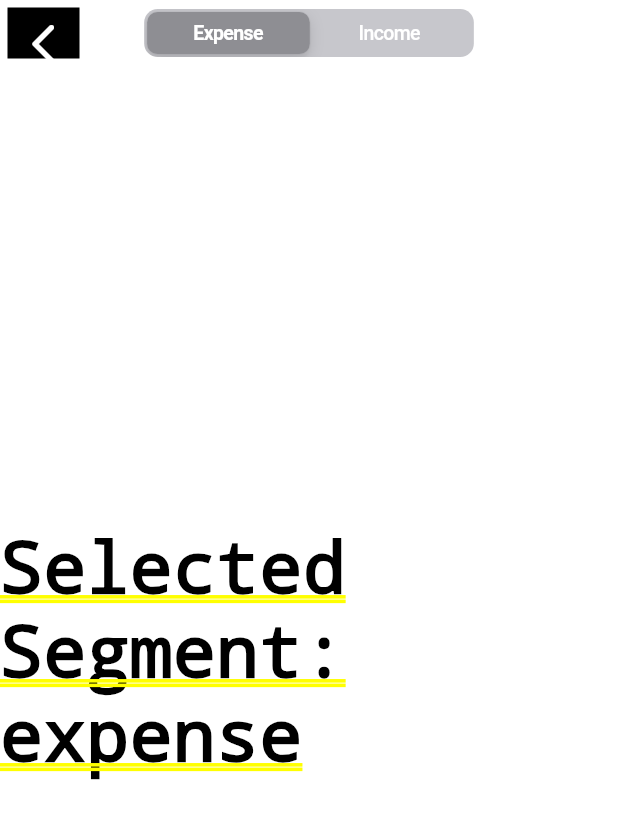
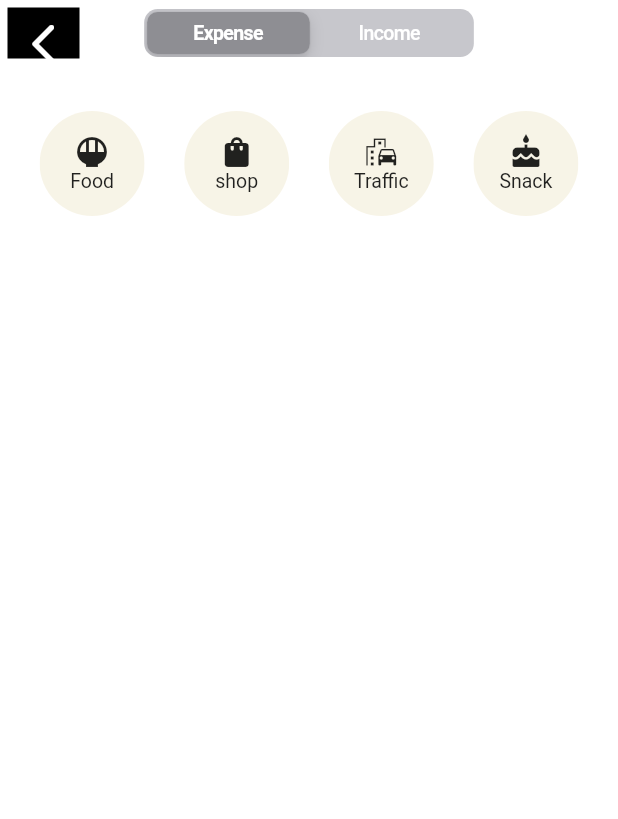
Before and after one commit to Zixuan01/CS184, a Flutter app: the AddControl screen opened directly, on a phone screen of 412 x 824 dp. Shown: the top 819 px of the screen. Run offline on Flutter 3.47's test engine with Material 2 defaults, Android fonts, the phone set to English and light mode, and no system bars; our stand-ins replace firebase_auth, firebase_core; accounts and stored records are empty.

Commit message:
add icons

```diff
--- a/cs184/lib/add_page/add_page.dart
+++ b/cs184/lib/add_page/add_page.dart
@@ -96,12 +96,96 @@ class _AddControlState extends State<AddControl> {
           },
         ),
       ),
-      child: Center(
-        child: Text(
+
+      child: Container(
+        /*child: Text(
           'Selected Segment: ${_selectedSegment.name}',
           style: const TextStyle(color: Colors.black),
+        ),*/
+        padding: const EdgeInsets.symmetric(vertical: 30.0),
+        child: Row(
+              mainAxisAlignment: MainAxisAlignment.spaceEvenly,
+              children: [
+              SizedBox.fromSize(
+                size: Size(70, 70),
+                child: ClipOval(
+                  child: Material(
+                    color: Color.fromARGB(114, 238, 230, 201),
+                    child: InkWell(
+                      splashColor: Colors.green,
+                      onTap: () {},
+                      child: Column(
+                        mainAxisAlignment: MainAxisAlignment.center,
+                        children: <Widget>[
+                          Icon(Icons.rice_bowl), // <-- Icon
+                          Text("Food", style: TextStyle(fontSize: 13)), // <-- Text
+                        ],
+                      ),
+                    ),
+                  ),
+                ),
+              ),
+              SizedBox.fromSize(
+                size: Size(70, 70),
+                child: ClipOval(
+                  child: Material(
+                    color: Color.fromARGB(114, 238, 230, 201),
+                    child: InkWell(
+                      splashColor: Colors.green,
+                      onTap: () {},
+                      child: Column(
+                        mainAxisAlignment: MainAxisAlignment.center,
+                        children: <Widget>[
+                          Icon(Icons.shopping_bag), // <-- Icon
+                          Text("shop",  style: TextStyle(fontSize: 13)), // <-- Text
+                        ],
+                      ),
+                    ),
+                  ),
+                ),
+              ),
+              SizedBox.fromSize(
+                size: Size(70, 70),
+                child: ClipOval(
+                  child: Material(
+                    color: Color.fromARGB(114, 238, 230, 201),
+                    child: InkWell(
+                      splashColor: Colors.green,
+                      onTap: () {},
+                      child: Column(
+                        mainAxisAlignment: MainAxisAlignment.center,
+                        children: <Widget>[
+                          Icon(Icons.emoji_transportation), // <-- Icon
+                          Text("Traffic", style: TextStyle(fontSize: 13)), // <-- Text
+                        ],
+                      ),
+                    ),
+                  ),
+                ),
+              ),
+              SizedBox.fromSize(
+                size: Size(70, 70),
+                child: ClipOval(
+                  child: Material(
+                    color: Color.fromARGB(114, 238, 230, 201),
+                    child: InkWell(
+                      splashColor: Colors.green,
+                      onTap: () {},
+                      child: Column(
+                        mainAxisAlignment: MainAxisAlignment.center,
+                        children: <Widget>[
+                          Icon(Icons.cake), // <-- Icon
+                          Text("Snack", style: TextStyle(fontSize: 13)), // <-- Text
+                        ],
+                      ),
+                    ),
+                  ),
+                ),
+              ),
+            ],
+           ),
+
         ),
-      ),
     );
   }
 }
```
